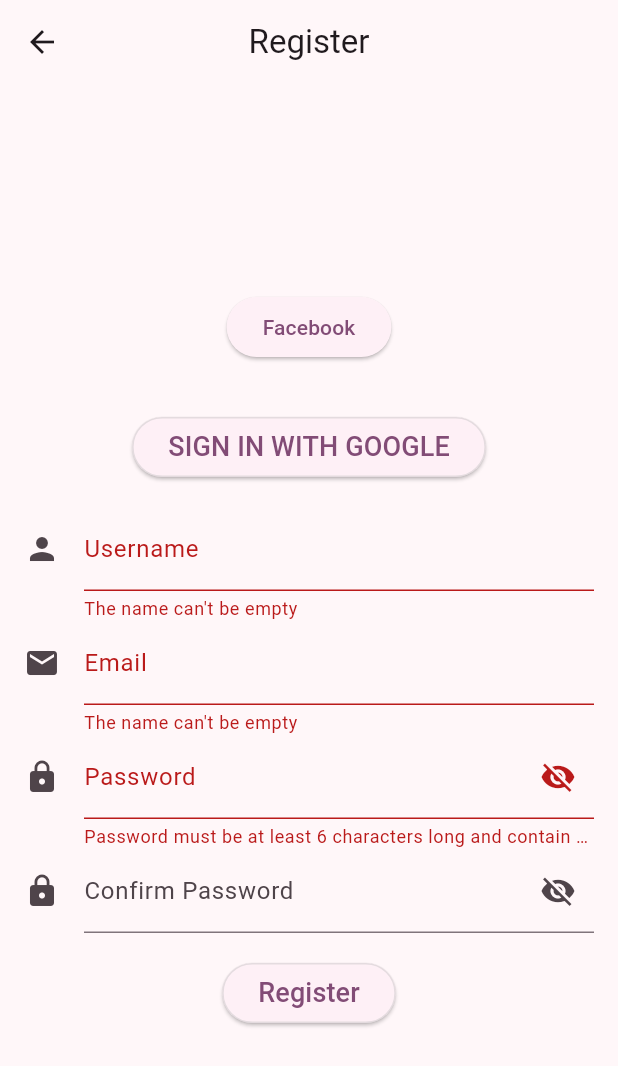
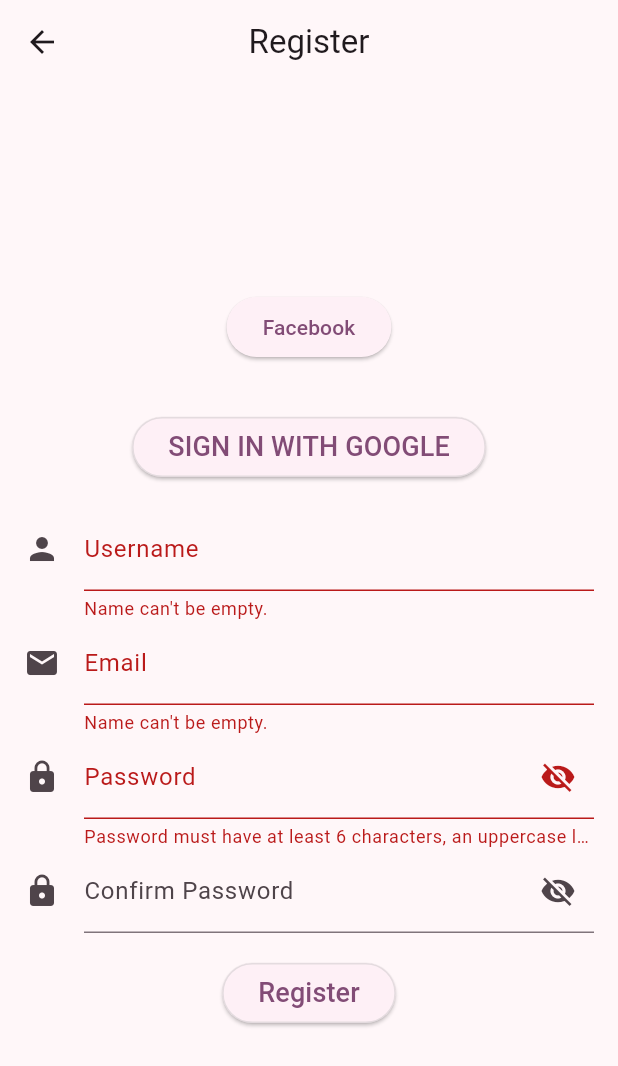
Before and after one commit to 2DAM-IES-AlvaroFalomir-2023-24/SPRINT_PROJECT, a Flutter app: the RegisterScreen screen opened by its route, after a tap on "Facebook", after a tap on "Register", on a phone screen of 412 x 824 dp. Shown: the top 1066 px of the screen. Run offline on Flutter 3.47's test engine with Material 3 defaults, Android fonts, the phone set to English and light mode, and no system bars; our stand-ins replace another_flushbar, email_validator, firebase_auth, firebase_core, flutter_bloc, flutter_dotenv and 4 more; missing offline and left inert: bcrypt, flutter_facebook_auth; accounts and stored records are empty.

Commit message:
Añadir traducciones al archivo es.json y corregir errores de traducción en otros archivos

```diff
--- a/lib/screens/register_screen.dart
+++ b/lib/screens/register_screen.dart
@@ -107,7 +107,7 @@ class RegisterScreenState extends State<RegisterScreen> {
                                       AutovalidateMode.onUserInteraction,
                                   validator: (name) => name != null &&
                                           name.isEmpty
-                                      ? 'The name can\'t be empty' //TODO: Translate
+                                      ? AppLocalizations.of(context)?.translate("nameCantBeEmpty")
                                       : null),
                               TextFormField(
                                   controller: emeailController,
@@ -115,14 +115,14 @@ class RegisterScreenState extends State<RegisterScreen> {
                                   textInputAction: TextInputAction.next,
                                   decoration: InputDecoration(
                                     icon: const Icon(Icons.mail),
-                                    hintText: 'Email', //TODO: Translate
-                                    labelText: 'Email', //TODO: Translate
+                                    hintText: AppLocalizations.of(context)?.translate("email"),
+                                    labelText: AppLocalizations.of(context)?.translate("email"),
                                   ),
                                   autovalidateMode:
                                       AutovalidateMode.onUserInteraction,
                                   validator: (email) => email != null &&
                                           !EmailValidator.validate(email)
-                                      ? 'The name can\'t be empty' //TODO: Translate
+                                      ? AppLocalizations.of(context)?.translate("nameCantBeEmpty")
                                       : null),
                               TextFormField(
                                 controller: passwordController,
@@ -143,7 +143,7 @@ class RegisterScreenState extends State<RegisterScreen> {
                                     AutovalidateMode.onUserInteraction,
                                 validator: (password) => password != null &&
                                         !validatePasswordLengthAndWeak(password)
-                                    ? 'Password must be at least 6 characters long and contain at least one uppercase letter and one number' //TODO: Translate
+                                    ? AppLocalizations.of(context)?.translate("passLengthOrWeak")
                                     : null,
                                 onTap: () {
                                   setState(() {
@@ -173,7 +173,7 @@ class RegisterScreenState extends State<RegisterScreen> {
                                         !validatePasswordsMatch(
                                             passwordController.text,
                                             passwordConfirm)
-                                    ? 'Passwords do not match' //TODO: Translate
+                                    ? AppLocalizations.of(context)?.translate("passesNotMatch")
                                     : null,
                                 onTap: () {
                                   setState(() {
--- a/lib/screens/user_screen.dart
+++ b/lib/screens/user_screen.dart
@@ -151,7 +151,7 @@ class UserScreenState extends State<UserScreen> {
                                       });
                                     }
                                   }else{
-                                    ScaffoldMessenger.of(context).showSnackBar(const SnackBar(content: Text("Edit mode is disabled")));
+                                    ScaffoldMessenger.of(context).showSnackBar(SnackBar(content: Text(AppLocalizations.of(context)!.translate("editModeOff"))));
                                   }
                                 },
                                 child: const Icon(Icons.photo)
--- a/lib/utils/sprint_exceptions.dart
+++ b/lib/utils/sprint_exceptions.dart
@@ -59,7 +59,7 @@ class PasswordsDoNotMatchException implements Exception {
 
 class EmailNotVerifiedException implements Exception {
   EmailNotVerifiedException(BuildContext context)
-      : message = 'Your email has not been verified. Please verify your email.'; // TODO: Translate
+      : message = AppLocalizations.of(context)!.translate('verifyEmailError'); // TODO: Translate
 
   final String message;
 
@@ -69,7 +69,7 @@ class EmailNotVerifiedException implements Exception {
 
 class EmailNotSentException implements Exception {
   EmailNotSentException(BuildContext context)
-      : message = 'The email could not be sent. Please try again later.'; //TODO: Translate
+      : message = AppLocalizations.of(context)!.translate('emailCantSent'); //TODO: Translate
 
   final String message;
 
--- a/lib/widget/show_dialog_exeception.dart
+++ b/lib/widget/show_dialog_exeception.dart
@@ -1,4 +1,5 @@
 import 'package:flutter/material.dart';
+import 'package:sprint/app_localizations.dart';
 
 class MyDialogExeception {
   final String message;
@@ -16,7 +17,7 @@ class MyDialogExeception {
           actions: <Widget>[
             TextButton(
               onPressed: () => Navigator.pop(context),
-              child: const Text('Aceptar'),
+              child: Text(AppLocalizations.of(context)!.translate('accept')),
             ),
           ],
         ),
--- a/lib/widget/verify_auth_widget.dart
+++ b/lib/widget/verify_auth_widget.dart
@@ -1,5 +1,6 @@
 import 'package:firebase_auth/firebase_auth.dart';
 import 'package:flutter/material.dart';
+import 'package:sprint/app_localizations.dart';
 import 'package:sprint/screens/home_screen.dart';
 import 'package:sprint/screens/login_screen.dart';
 
@@ -14,7 +15,7 @@ class VerifyAuthWidget extends StatelessWidget {
           if (snapshot.connectionState == ConnectionState.waiting) {
             return const Center(child: CircularProgressIndicator());
           } else if (snapshot.hasError) {
-            return const Center(child: Text('Error de autenticación'));
+            return  Center(child: Text(AppLocalizations.of(context)!.translate('authError')));
           } else if (snapshot.hasData) {
             return HomeScreen();
           } else {
```
Also changed, not shown: languages/en.json (+9 -1 lines), languages/es.json (+9 -1 lines), lib/widget/veify_email_dialog.dart (+6 -5 lines).
